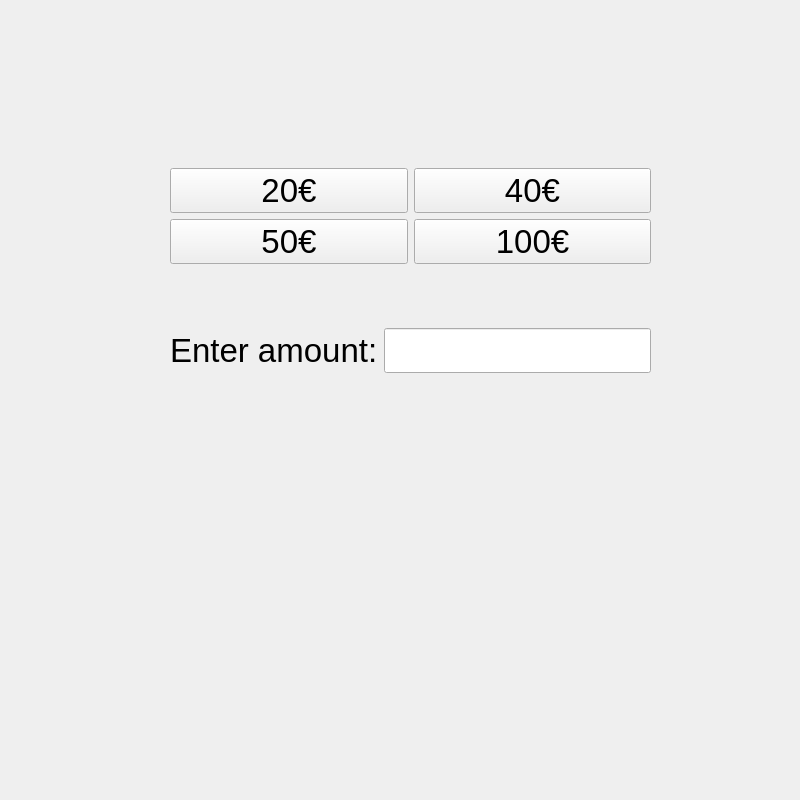
Qt form frontend/withdrawalwindow.ui (22kmo-project/group_12) before a commit.
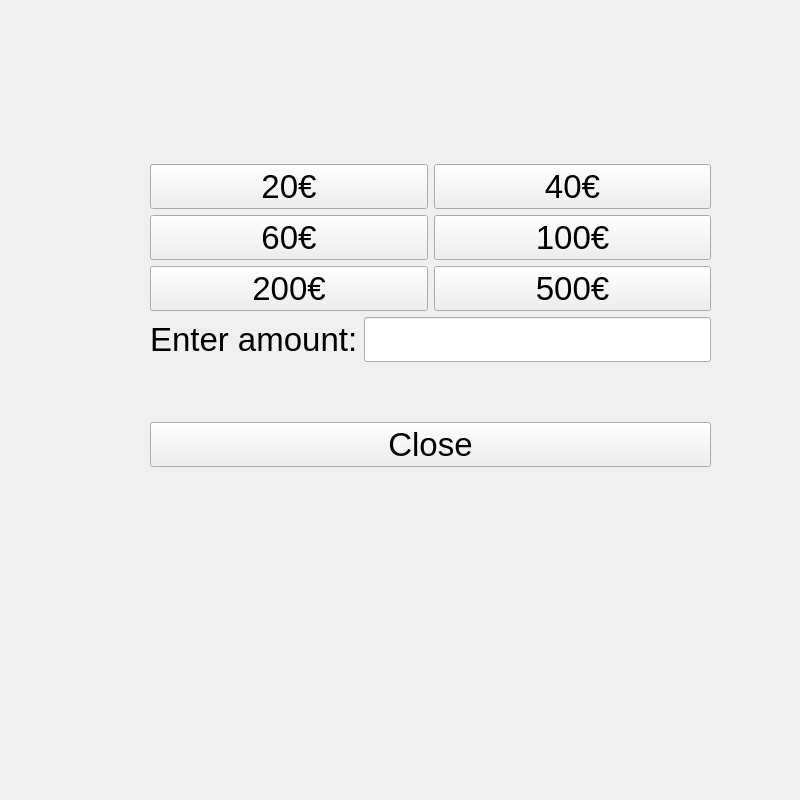
The same form after that commit.

Commit message: lisätty nappeja ja ikkunat sulkeutuvat close-napeista

The edit to the form file:
```diff
--- a/frontend/withdrawalwindow.ui
+++ b/frontend/withdrawalwindow.ui
@@ -16,12 +16,14 @@
   <widget class="QWidget" name="">
    <property name="geometry">
     <rect>
-     <x>170</x>
+     <x>150</x>
      <y>110</y>
-     <width>481</width>
-     <height>321</height>
+     <width>561</width>
+     <height>411</height>
     </rect>
    </property>
+   <layout class="QGridLayout" name="gridLayout_3">
+    <item row="0" column="0">
    <layout class="QGridLayout" name="gridLayout_2">
     <item row="1" column="1">
      <widget class="QLineEdit" name="lineEnterAmount">
@@ -66,7 +68,7 @@
          </font>
         </property>
         <property name="text">
-         <string>50€</string>
+           <string>60€</string>
         </property>
        </widget>
       </item>
@@ -94,7 +96,45 @@
         </property>
        </widget>
       </item>
-     </layout>
+        <item row="2" column="0">
+         <widget class="QPushButton" name="btn200">
+          <property name="font">
+           <font>
+            <pointsize>25</pointsize>
+           </font>
+          </property>
+          <property name="text">
+           <string>200€</string>
+          </property>
+         </widget>
+        </item>
+        <item row="2" column="1">
+         <widget class="QPushButton" name="btn500">
+          <property name="font">
+           <font>
+            <pointsize>25</pointsize>
+           </font>
+          </property>
+          <property name="text">
+           <string>500€</string>
+          </property>
+         </widget>
+        </item>
+       </layout>
+      </item>
+     </layout>
+    </item>
+    <item row="1" column="0">
+     <widget class="QPushButton" name="btnCloseWithdrawal">
+      <property name="font">
+       <font>
+        <pointsize>25</pointsize>
+       </font>
+      </property>
+      <property name="text">
+       <string>Close</string>
+      </property>
+     </widget>
     </item>
    </layout>
   </widget>
```
Left out of the diff: 4 changed lines with no effect on the pictures. Lines whose indentation alone changed are shown as unchanged. The commit also changes 6 other files.
